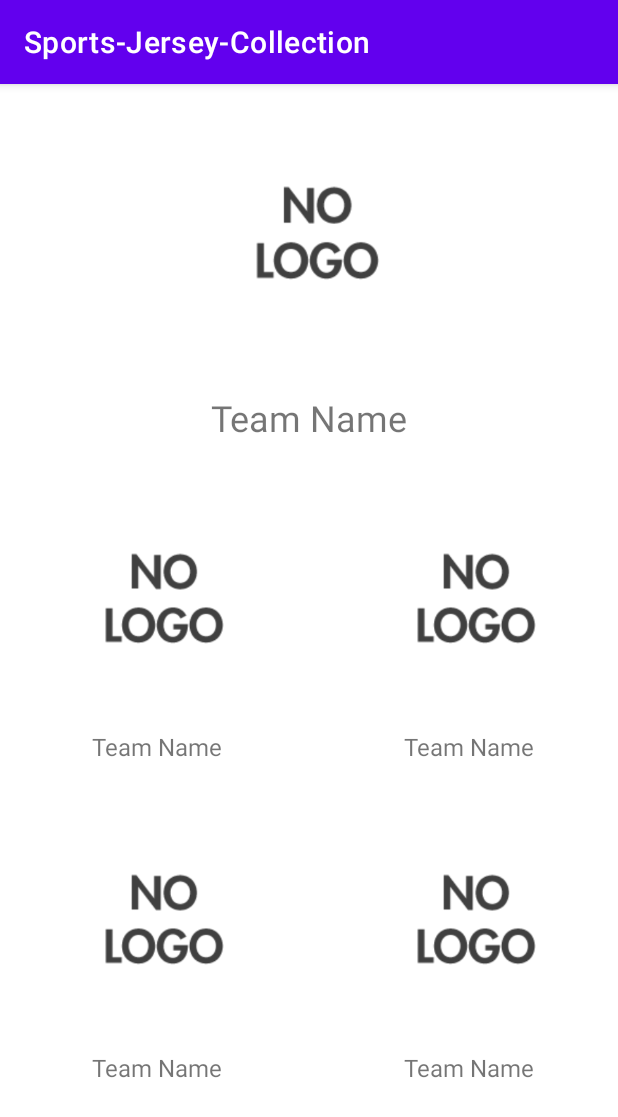
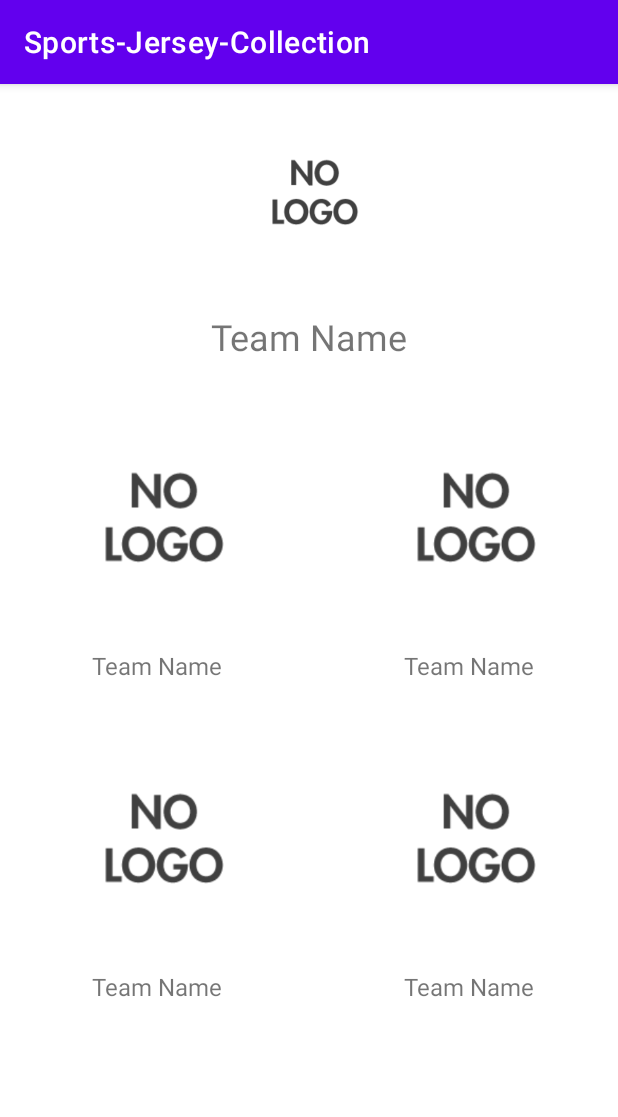
Before and after one commit to DiegoRojo99/Sports-Jersey-Collection, an Android app: the TeamActivity screen opened directly, with no data from a screen before it, on a phone screen of 412 x 824 dp. Shown: the top 1117 px of the screen. Run offline under Robolectric (Android 15) with nearby library versions, the phone set to English and light mode, and no system bars; our stand-ins replace Firebase (no records; nobody signed in at launch, a user with empty details on screens opened directly).

Commit message:
Now the logo load all the times
It only worked when there was a jersey on the db for that team

```diff
--- a/app/src/main/java/com/youngdred/sports_jersey_collection/TeamActivity.java
+++ b/app/src/main/java/com/youngdred/sports_jersey_collection/TeamActivity.java
@@ -62,11 +62,18 @@ public class TeamActivity extends AppCompatActivity {
 
     private int getTeam() {
         Intent teamIntent = getIntent();
-        return teamIntent.getIntExtra("teamID", 15);
+        return teamIntent.getIntExtra("teamID", 0);
     }
 
     private void updateTeamData(Team t) {
         teamName.setText(t.name);
+
+        String tn=t.name;
+        tn=tn.toLowerCase();
+        tn=tn.replace(" ","_");
+        tn+="_logo";
+        int teamRes = getResources().getIdentifier(tn , "drawable", getPackageName());
+        teamLogo.setImageResource(teamRes);
     }
 
     private void readTeam() {
@@ -96,12 +103,6 @@ public class TeamActivity extends AppCompatActivity {
     }
 
     private void updateJersey(Jersey j, int index) {
-        String tn=j.team.name;
-        tn=tn.toLowerCase();
-        tn=tn.replace(" ","_");
-        tn+="_logo";
-        int teamRes = getResources().getIdentifier(tn , "drawable", getPackageName());
-        teamLogo.setImageResource(teamRes);
 
         String text=j.year+" "+j.edition;
         int resID = getResources().getIdentifier(j.image , "drawable", getPackageName());
--- a/app/src/main/res/layout/activity_team.xml
+++ b/app/src/main/res/layout/activity_team.xml
@@ -9,7 +9,7 @@
     <ImageView
         android:id="@+id/iv_team_page_logo"
         android:layout_width="0dp"
-        android:layout_height="182dp"
+        android:layout_height="128dp"
         android:layout_marginTop="8dp"
         android:contentDescription="@string/team_logo"
         app:layout_constraintEnd_toEndOf="parent"
```
